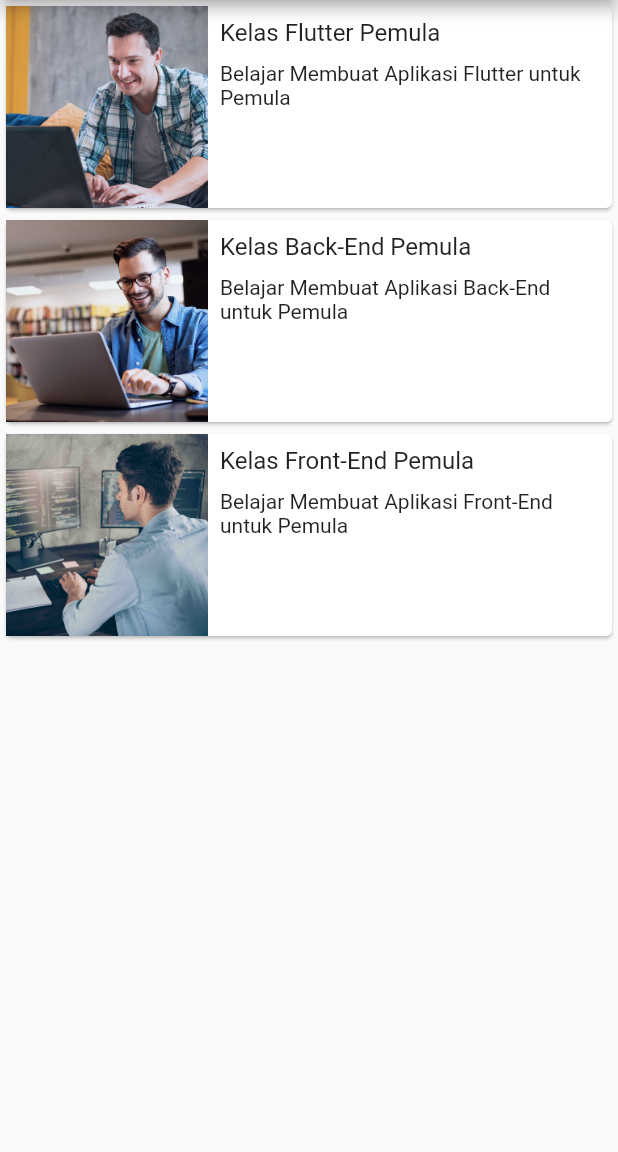
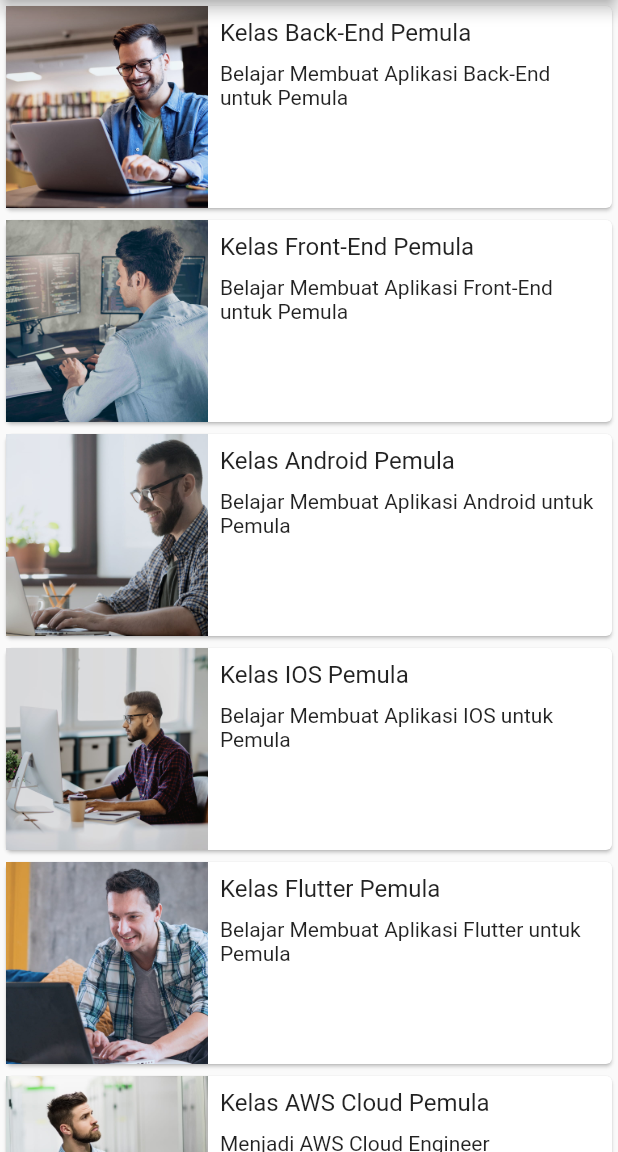
Before and after one commit to titikkoma88/submission_flutter, a Flutter app: the screen it shows after launch, on a phone screen of 412 x 824 dp, the part 84-1236 px from its top. Run offline on Flutter 3.47's test engine with Material 2 defaults, Android fonts, the phone set to English and light mode, and no system bars.

```diff
--- a/lib/main.dart
+++ b/lib/main.dart
@@ -1,5 +1,5 @@
 import 'package:flutter/material.dart';
-import 'package:submission_flutter/detail_screen.dart';
+import 'package:submission_flutter/splash_screen.dart';
 import 'package:submission_flutter/main_screen.dart';
 
 void main() => runApp(MyApp());
@@ -10,7 +10,10 @@ class MyApp extends StatelessWidget {
     return MaterialApp(
       title: 'Dicoding',
       theme: ThemeData(),
-      home: MainScreen(),
+      routes: {
+        '/': (context) => SplashPage(),
+        '/main': (context) => MainScreen(),
+      },
     );
   }
 }
--- a/lib/main_screen.dart
+++ b/lib/main_screen.dart
@@ -7,6 +7,7 @@ class MainScreen extends StatelessWidget {
   Widget build(BuildContext context) {
     return Scaffold(
       appBar: AppBar(
+        automaticallyImplyLeading: false,
         title: Text('Dicoding'),
       ),
       body: ListView.builder(
--- a/lib/model/course.dart
+++ b/lib/model/course.dart
@@ -20,18 +20,10 @@ class Courses {
 
 var coursesList = [
   Courses(
-    name: 'Kelas Flutter Pemula',
-    title: 'Belajar Membuat Aplikasi Flutter untuk Pemula',
-    description: 'Kelas ini ditujukan bagi bagi pemula yang ingin memulai kariernya di bidang Flutter Development dengan mengacu pada standar industri. Kelas dapat diikuti oleh siswa yang melek IT sehingga wajib memiliki dan dapat mengoperasikan komputer dengan baik. Kelas ini didesain untuk siswa yang memiliki latar belakang dan pemahaman mengenai pemrograman menggunakan Dart. Siswa harus bisa belajar mandiri, berkomitmen, benar-benar punya rasa ingin tahu, dan tertarik pada subjek materi, karena sebaik apa pun materi kelas ini, tidak akan berguna tanpa keseriusan siswa untuk belajar, berlatih, dan mencoba.',
-    days: 'selesai dalam 28 hari',
-    time: '40 jam belajar',
-    price: 'RP 350.000',
-    imageAsset: 'images/kelas_flutter.jpeg',
-  ),
-  Courses(
     name: 'Kelas Back-End Pemula',
     title: 'Belajar Membuat Aplikasi Back-End untuk Pemula',
-    description: 'Kelas ini ditujukan untuk individu yang ingin melangkah menjadi seorang Back-End Developer dengan mengacu pada standar industri. Kelas dapat diikuti oleh siswa yang melek IT sehingga wajib memiliki dan dapat mengoperasikan komputer dengan baik. Kelas ini didesain untuk siswa yang sudah paham dengan bahasa pemrograman JavaScript. Siswa harus bisa belajar mandiri, berkomitmen, benar-benar punya rasa ingin tahu, dan tertarik pada subjek materi, karena sebaik apa pun materi kelas ini, tidak akan berguna tanpa keseriusan siswa untuk belajar, berlatih, dan mencoba.',
+    description:
+        'Kelas ini ditujukan untuk individu yang ingin melangkah menjadi seorang Back-End Developer dengan mengacu pada standar industri. Kelas dapat diikuti oleh siswa yang melek IT sehingga wajib memiliki dan dapat mengoperasikan komputer dengan baik. Kelas ini didesain untuk siswa yang sudah paham dengan bahasa pemrograman JavaScript. Siswa harus bisa belajar mandiri, berkomitmen, benar-benar punya rasa ingin tahu, dan tertarik pada subjek materi, karena sebaik apa pun materi kelas ini, tidak akan berguna tanpa keseriusan siswa untuk belajar, berlatih, dan mencoba.',
     days: 'selesai dalam 32 hari',
     time: '45 jam belajar',
     price: 'RP 350.000',
@@ -40,10 +32,71 @@ var coursesList = [
   Courses(
     name: 'Kelas Front-End Pemula',
     title: 'Belajar Membuat Aplikasi Front-End untuk Pemula',
-    description: 'Kelas ini ditujukan untuk seorang Front-End Web Developer yang ingin mengembangkan website yang memiliki fungsionalitas lebih daripada hanya media informasi saja, sesuai dengan standar industri. Kelas dapat diikuti oleh siswa yang melek IT sehingga wajib memiliki dan dapat mengoperasikan komputer dengan baik. Siswa diharapkan sudah mampu mengembangkan aplikasi web di sisi Front-End dengan menguasai HTML dan CSS. Siswa harus bisa belajar mandiri, berkomitmen, benar-benar punya rasa ingin tahu, dan tertarik pada subjek materi, karena sebaik apa pun materi kelas ini, tidak akan berguna tanpa keseriusan siswa untuk belajar, berlatih, dan mencoba.',
+    description:
+        'Kelas ini ditujukan untuk seorang Front-End Web Developer yang ingin mengembangkan website yang memiliki fungsionalitas lebih daripada hanya media informasi saja, sesuai dengan standar industri. Kelas dapat diikuti oleh siswa yang melek IT sehingga wajib memiliki dan dapat mengoperasikan komputer dengan baik. Siswa diharapkan sudah mampu mengembangkan aplikasi web di sisi Front-End dengan menguasai HTML dan CSS. Siswa harus bisa belajar mandiri, berkomitmen, benar-benar punya rasa ingin tahu, dan tertarik pada subjek materi, karena sebaik apa pun materi kelas ini, tidak akan berguna tanpa keseriusan siswa untuk belajar, berlatih, dan mencoba.',
     days: 'selesai dalam 33 hari',
     time: '46 jam belajar',
     price: 'RP 350.000',
     imageAsset: 'images/kelas_frontend.jpeg',
-  )
+  ),
+  Courses(
+    name: 'Kelas Android Pemula',
+    title: 'Belajar Membuat Aplikasi Android untuk Pemula',
+    description:
+        'Kelas ini ditujukan bagi pemula yang ingin memulai karirnya di bidang Android Developer dengan mengacu pada standar kompetensi internasional milik Google. Kelas dapat diikuti oleh siswa yang melek IT sehingga wajib memiliki dan dapat mengoperasikan komputer dengan baik. Kelas ini didesain untuk siswa yang memiliki latar belakang dan pemahaman mengenai pemrograman menggunakan Kotlin atau Java. Siswa harus bisa belajar mandiri, berkomitmen, benar-benar punya rasa ingin tahu, dan tertarik pada subjek materi, karena sebaik apa pun materi kelas ini, tidak akan berguna tanpa keseriusan siswa untuk belajar, berlatih, dan mencoba.',
+    days: 'selesai dalam 28 hari',
+    time: '40 jam belajar',
+    price: 'RP 350.000',
+    imageAsset: 'images/kelas_android.jpeg',
+  ),
+  Courses(
+    name: 'Kelas IOS Pemula',
+    title: 'Belajar Membuat Aplikasi IOS untuk Pemula',
+    description:
+        'Kelas ditujukan bagi pemula yang ingin belajar dasar pembuatan aplikasi iOS dengan mengacu pada standar industri. Kelas dapat diikuti oleh siswa yang melek IT sehingga wajib memiliki dan dapat mengoperasikan komputer dengan baik. Kelas ini didesain untuk siswa yang sudah pernah atau familier dengan pemrograman Swift. Siswa harus bisa belajar mandiri, berkomitmen, benar-benar punya rasa ingin tahu, dan tertarik pada subjek materi, karena sebaik apa pun materi kelas ini, tidak akan berguna tanpa keseriusan siswa untuk belajar, berlatih, dan mencoba.',
+    days: 'selesai dalam 28 hari',
+    time: '40 jam belajar',
+    price: 'RP 350.000',
+    imageAsset: 'images/kelas_ios.jpeg',
+  ),
+  Courses(
+    name: 'Kelas Flutter Pemula',
+    title: 'Belajar Membuat Aplikasi Flutter untuk Pemula',
+    description:
+        'Kelas ini ditujukan bagi bagi pemula yang ingin memulai kariernya di bidang Flutter Development dengan mengacu pada standar industri. Kelas dapat diikuti oleh siswa yang melek IT sehingga wajib memiliki dan dapat mengoperasikan komputer dengan baik. Kelas ini didesain untuk siswa yang memiliki latar belakang dan pemahaman mengenai pemrograman menggunakan Dart. Siswa harus bisa belajar mandiri, berkomitmen, benar-benar punya rasa ingin tahu, dan tertarik pada subjek materi, karena sebaik apa pun materi kelas ini, tidak akan berguna tanpa keseriusan siswa untuk belajar, berlatih, dan mencoba.',
+    days: 'selesai dalam 28 hari',
+    time: '40 jam belajar',
+    price: 'RP 350.000',
+    imageAsset: 'images/kelas_flutter.jpeg',
+  ),
+  Courses(
+    name: 'Kelas AWS Cloud Pemula',
+    title: 'Menjadi AWS Cloud Engineer',
+    description:
+        'Kelas ini ditujukan bagi individu yang ingin melangkah ke jenjang lebih tinggi dalam cloud computing, seperti menjadi seorang AWS Solutions Architect dengan mengacu pada standar kompetensi internasional milik AWS. Kelas dapat diikuti oleh siswa yang melek IT sehingga wajib memiliki dan dapat mengoperasikan komputer dengan baik. Kelas ini didesain untuk siswa yang memiliki latar belakang dalam bidang cloud computing sehingga siswa wajib sudah memahami dasar-dasar cloud. Siswa harus bisa belajar mandiri, berkomitmen, benar-benar punya rasa ingin tahu, dan tertarik pada subjek materi, karena sebaik apa pun materi kelas ini, tidak akan berguna tanpa keseriusan siswa untuk belajar, berlatih, dan mencoba.',
+    days: 'selesai dalam 28 hari',
+    time: '40 jam belajar',
+    price: 'RP 350.000',
+    imageAsset: 'images/kelas_aws.jpeg',
+  ),
+  Courses(
+    name: 'Kelas Google Cloud Pemula',
+    title: 'Menjadi Google Cloud Engineer',
+    description:
+        'Kelas ditujukan bagi siswa yang ingin belajar cloud computing, khususnya Google Cloud, dengan mengacu pada standar industri. Kelas dapat diikuti oleh siswa yang melek IT sehingga wajib memiliki dan dapat mengoperasikan komputer dengan baik. Kelas ini didesain untuk siswa yang memiliki latar belakang dalam bidang cloud computing sehingga siswa wajib memahami dasar-dasar cloud dan diharapkan memiliki pemahaman mengenai pengembangan aplikasi. Siswa harus bisa belajar mandiri, berkomitmen, benar-benar punya rasa ingin tahu, dan tertarik pada subjek materi, karena sebaik apa pun materi kelas ini, tidak akan berguna tanpa keseriusan siswa untuk belajar, berlatih, dan mencoba.',
+    days: 'selesai dalam 28 hari',
+    time: '40 jam belajar',
+    price: 'RP 350.000',
+    imageAsset: 'images/kelas_google.jpeg',
+  ),
+  Courses(
+    name: 'Kelas Azure Cloud Pemula',
+    title: 'Menjadi Azure Cloud Engineer',
+    description:
+        'Kelas ini ditujukan bagi yang memiliki latar belakang dan pemahaman mengenai cloud computing menggunakan Azure serta pengembangan aplikasi, khususnya aplikasi berbasis web. Kelas dapat diikuti oleh siswa yang melek IT sehingga wajib memiliki dan dapat mengoperasikan komputer dengan baik. Kelas ini didesain untuk siswa yang memiliki latar belakang dalam bidang cloud computing sehingga siswa wajib memahami dasar-dasar cloud dan diharapkan memiliki pemahaman mengenai pengembangan aplikasi. Siswa harus bisa belajar mandiri, berkomitmen, benar-benar punya rasa ingin tahu, dan tertarik pada subjek materi, karena sebaik apa pun materi kelas ini, tidak akan berguna tanpa keseriusan siswa untuk belajar, berlatih, dan mencoba.',
+    days: 'selesai dalam 28 hari',
+    time: '40 jam belajar',
+    price: 'RP 350.000',
+    imageAsset: 'images/kelas_azure.jpeg',
+  ),
 ];
```
Also changed, not shown: lib/detail_screen.dart (+14 -0 lines), lib/splash_screen.dart (+38 -0 lines), images/dicoding.png (added), images/kelas_android.jpeg (added), images/kelas_aws.jpeg (added), images/kelas_azure.jpeg (added), images/kelas_google.jpeg (added), images/kelas_ios.jpeg (added).
